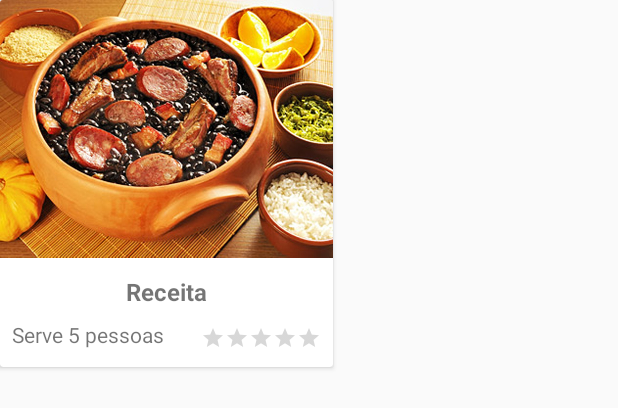
After one commit to viniciuscoscia/T-na-M-o, an Android app: the layout recipe_card.xml on its own in the app's theme, with its tools: preview values and no code run, on a phone screen of 412 x 824 dp. The commit adds this screen. Shown: the top 408 px of the screen. Run offline under Robolectric (Android 15) with nearby library versions, the phone set to English and light mode, and no system bars.

Commit message:
Inclusão do layout do card das receitas

```diff
--- a/app/src/main/java/com/example/tanamao/entity/recipe/Recipe.java
+++ b/app/src/main/java/com/example/tanamao/entity/recipe/Recipe.java
@@ -18,7 +18,6 @@ public class Recipe implements Parcelable {
     private int servings;
     private List<String> steps;
     private List<Video> videos;
-    private Category category;
     private List<String> tags;
 
     public Recipe() {
@@ -26,7 +25,7 @@ public class Recipe implements Parcelable {
 
     public Recipe(String recipeId, String recipeName, float mediumAvaliation,
                   List<Ingredient> ingredient, String imagePath, int servings, List<String> steps,
-                  List<Video> videos, Category category, List<String> tags) {
+                  List<Video> videos, List<String> tags) {
         this.recipeId = recipeId;
         this.recipeName = recipeName;
         this.averageRating = mediumAvaliation;
@@ -35,7 +34,6 @@ public class Recipe implements Parcelable {
         this.servings = servings;
         this.steps = steps;
         this.videos = videos;
-        this.category = category;
         this.tags = tags;
     }
 
@@ -103,14 +101,6 @@ public class Recipe implements Parcelable {
         this.videos = videos;
     }
 
-    public Category getCategory() {
-        return category;
-    }
-
-    public void setCategory(Category category) {
-        this.category = category;
-    }
-
     public List<String> getTags() {
         return tags;
     }
--- /dev/null
+++ b/app/src/main/java/com/example/tanamao/repository/FirebaseUtils.java
@@ -0,0 +1,6 @@
+package com.example.tanamao.repository;
+
+public class FirebaseUtils {
+    public static final String RECIPE_PATH = "recipe";
+    public static final String INGREDIENT_PATH = "ingredient";
+}
--- a/app/src/main/java/com/example/tanamao/ui/activity/mainActivity/MainActivity.java
+++ b/app/src/main/java/com/example/tanamao/ui/activity/mainActivity/MainActivity.java
@@ -8,6 +8,7 @@ import com.example.tanamao.entity.recipe.Category;
 import com.example.tanamao.entity.recipe.Ingredient;
 import com.example.tanamao.entity.recipe.Recipe;
 import com.example.tanamao.entity.recipe.Video;
+import com.example.tanamao.repository.FirebaseUtils;
 import com.google.android.material.floatingactionbutton.FloatingActionButton;
 import com.google.android.material.snackbar.Snackbar;
 
@@ -30,10 +31,11 @@ import android.view.MenuItem;
 
 import java.util.ArrayList;
 
+import static com.example.tanamao.repository.FirebaseUtils.RECIPE_PATH;
+
 public class MainActivity extends AppCompatActivity
         implements NavigationView.OnNavigationItemSelectedListener {
 
-    public static final String RECIPE_PATH = "recipe";
     private FirebaseFirestore db;
 
     @Override
@@ -83,7 +85,6 @@ public class MainActivity extends AppCompatActivity
 
         Recipe recipe = new Recipe();
         recipe.setAverageRating(3.5F);
-        recipe.setCategory(new Category("1", "Carne", null));
         recipe.setImagePath("caminhoImagem");
         recipe.setIngredients(new ArrayList<Ingredient>(){{
                 add(new Ingredient("0", "Sal"));
--- /dev/null
+++ b/app/src/main/res/layout/recipe_card.xml
@@ -0,0 +1,61 @@
+<?xml version="1.0" encoding="utf-8"?>
+<androidx.cardview.widget.CardView
+    xmlns:android="http://schemas.android.com/apk/res/android"
+    xmlns:app="http://schemas.android.com/apk/res-auto"
+    xmlns:tools="http://schemas.android.com/tools"
+    android:layout_width="wrap_content"
+    android:layout_height="wrap_content"
+    android:elevation="@dimen/card_elevation">
+
+    <androidx.constraintlayout.widget.ConstraintLayout
+        android:layout_width="wrap_content"
+        android:layout_height="wrap_content"
+        android:orientation="vertical">
+
+        <ImageView
+            android:id="@+id/iv_recipe_photo"
+            android:layout_width="222dp"
+            android:layout_height="172dp"
+            android:scaleType="fitStart"
+            app:layout_constraintEnd_toEndOf="parent"
+            app:layout_constraintStart_toStartOf="parent"
+            app:layout_constraintTop_toTopOf="parent"
+            app:srcCompat="@drawable/feijoada" />
+
+        <TextView
+            android:id="@+id/tv_recipe_name"
+            android:layout_width="wrap_content"
+            android:layout_height="wrap_content"
+            android:layout_marginStart="8dp"
+            android:layout_marginTop="11dp"
+            android:layout_marginEnd="8dp"
+            android:textSize="16sp"
+            android:textStyle="bold"
+            app:layout_constraintEnd_toEndOf="parent"
+            app:layout_constraintStart_toStartOf="parent"
+            app:layout_constraintTop_toBottomOf="@+id/iv_recipe_photo"
+            tools:text="@string/recipe" />
+
+        <TextView
+            android:id="@+id/tv_servings"
+            android:layout_width="wrap_content"
+            android:layout_height="23dp"
+            android:layout_marginStart="8dp"
+            android:layout_marginTop="8dp"
+            android:layout_marginBottom="8dp"
+            app:layout_constraintBottom_toBottomOf="parent"
+            app:layout_constraintStart_toStartOf="parent"
+            app:layout_constraintTop_toBottomOf="@+id/tv_recipe_name"
+            tools:text="@string/servings" />
+
+        <RatingBar
+            android:id="@+id/ratingBar"
+            style="@style/Widget.AppCompat.RatingBar.Small"
+            android:layout_width="wrap_content"
+            android:layout_height="wrap_content"
+            android:layout_marginEnd="8dp"
+            app:layout_constraintBottom_toBottomOf="@+id/tv_servings"
+            app:layout_constraintEnd_toEndOf="parent"
+            app:layout_constraintTop_toTopOf="@+id/tv_servings" />
+    </androidx.constraintlayout.widget.ConstraintLayout>
+</androidx.cardview.widget.CardView>
--- a/app/src/main/res/values/dimens.xml
+++ b/app/src/main/res/values/dimens.xml
@@ -6,4 +6,5 @@
     <dimen name="nav_header_height">176dp</dimen>
     <dimen name="fab_margin">16dp</dimen>
     <dimen name="app_bar_elevation">4dp</dimen>
+    <dimen name="card_elevation">1dp</dimen>
 </resources>
--- a/app/src/main/res/values/strings.xml
+++ b/app/src/main/res/values/strings.xml
@@ -19,4 +19,6 @@
     <string name="nav_header_desc">Descricao</string>
     <string name="nav_header_subtitle">Subtitulo</string>
     <string name="favorites">Receitas favoritas</string>
+    <string name="recipe">Receita</string>
+    <string name="servings">Serve 5 pessoas</string>
 </resources>
```
Also changed, not shown: app/src/main/res/drawable/feijoada.jpg (added).
